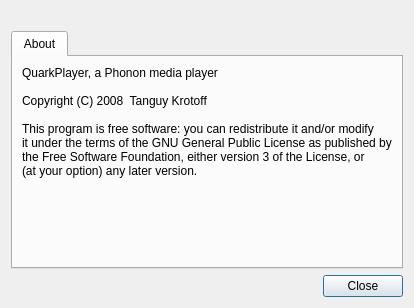
tkrotoff/QuarkPlayer, file quarkplayer/AboutWindow.ui: the form before one commit.
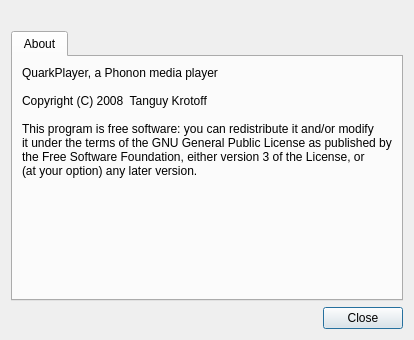
The form after the commit. Icons and pictures are not drawn.

```diff
--- a/quarkplayer/AboutWindow.ui
+++ b/quarkplayer/AboutWindow.ui
@@ -6,7 +6,7 @@
     <x>0</x>
     <y>0</y>
     <width>367</width>
-    <height>308</height>
+    <height>340</height>
    </rect>
   </property>
   <property name="windowTitle" >
```
Left out of the diff: 5 changed lines with no effect on the pictures.
